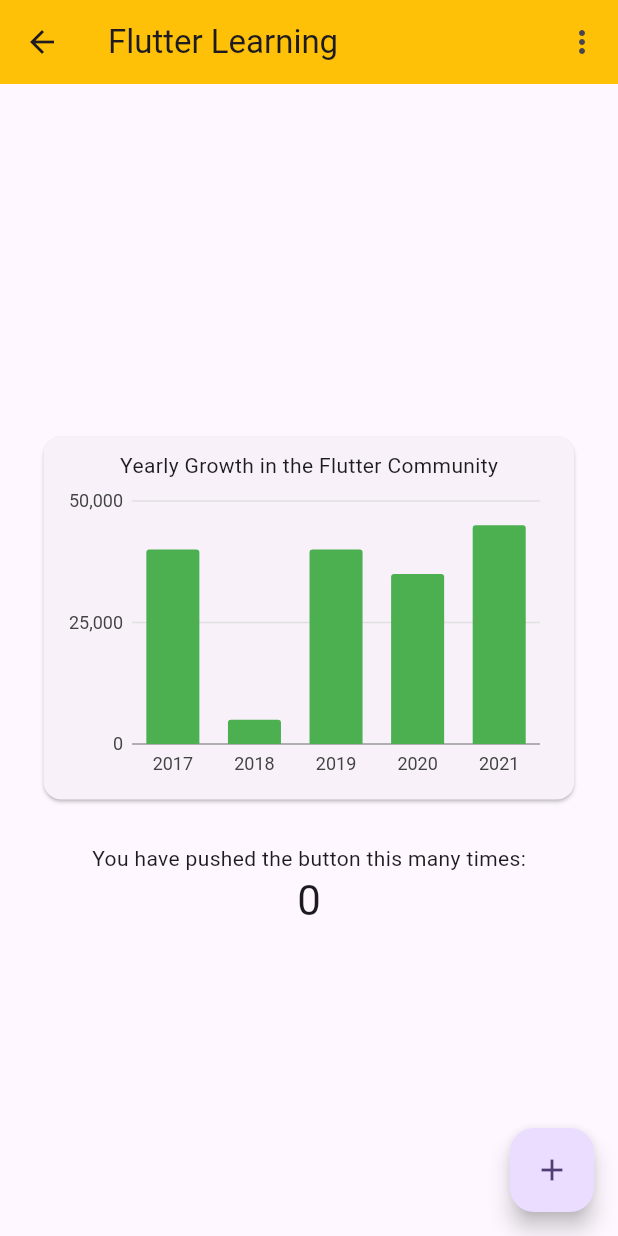
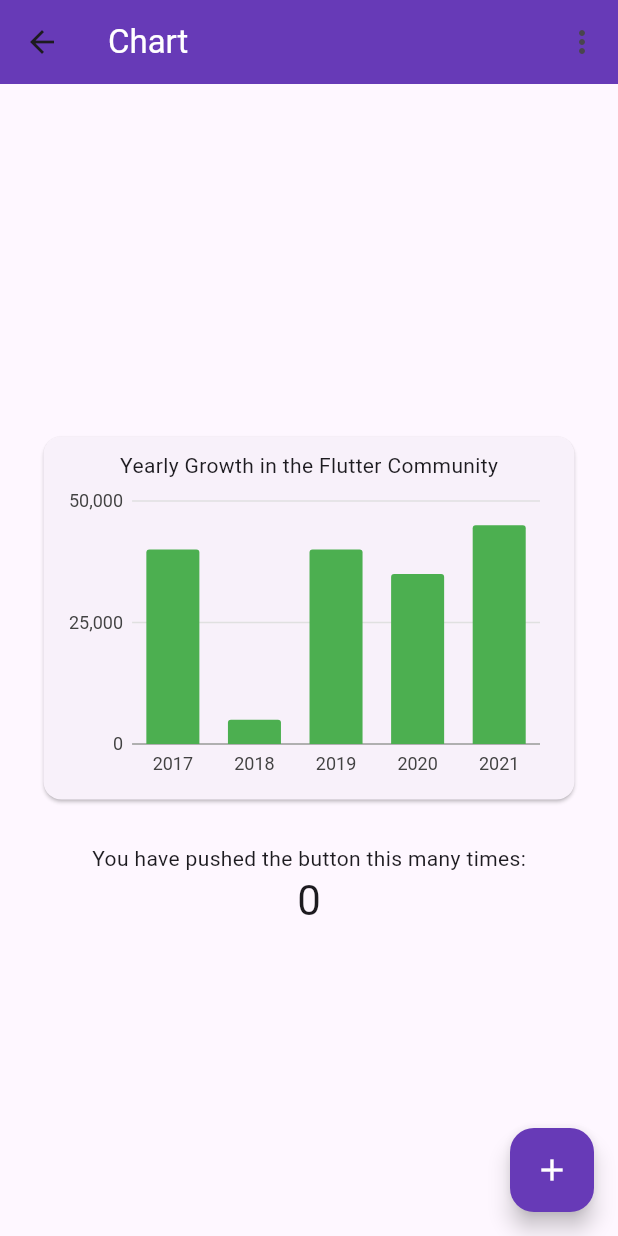
Before and after one commit to ThanhDVGCH18576/Flutter_LearningDart, a Flutter app: the NoteView screen opened by its route, on a phone screen of 412 x 824 dp. Run offline on Flutter 3.47's test engine with Material 2 defaults, Android fonts, the phone set to English and light mode, and no system bars; our stand-ins replace charts_flutter, firebase_auth, firebase_core, sqflite; accounts and stored records are empty; generated files the repository leaves out were written again.

Commit message:
update chart

```diff
--- a/lib/views/note_view.dart
+++ b/lib/views/note_view.dart
@@ -120,10 +120,11 @@ class _NoteViewState extends State<NoteView> {
   Widget build(BuildContext context) {
     return Scaffold(
       appBar: AppBar(
-        title: Text("Flutter Learning"),
-        backgroundColor: Colors.amber,
+        title: Text("Chart",style:TextStyle(color: Colors.white) ),
+        backgroundColor: Colors.deepPurple,
         actions: [
           PopupMenuButton<MenuAction>(
+            color: Colors.white,
             onSelected: (value) async {
               switch (value) {
                 case MenuAction.logout:
@@ -167,9 +168,13 @@ class _NoteViewState extends State<NoteView> {
         ),
       ),
       floatingActionButton: FloatingActionButton(
+        backgroundColor: Colors.deepPurple,
         onPressed: _incrementCounter,
         tooltip: 'Increment',
-        child: const Icon(Icons.add),
+        child: Icon(
+          Icons.add,
+          color: Colors.white,
+        ),
       ),
     );
   }
```
